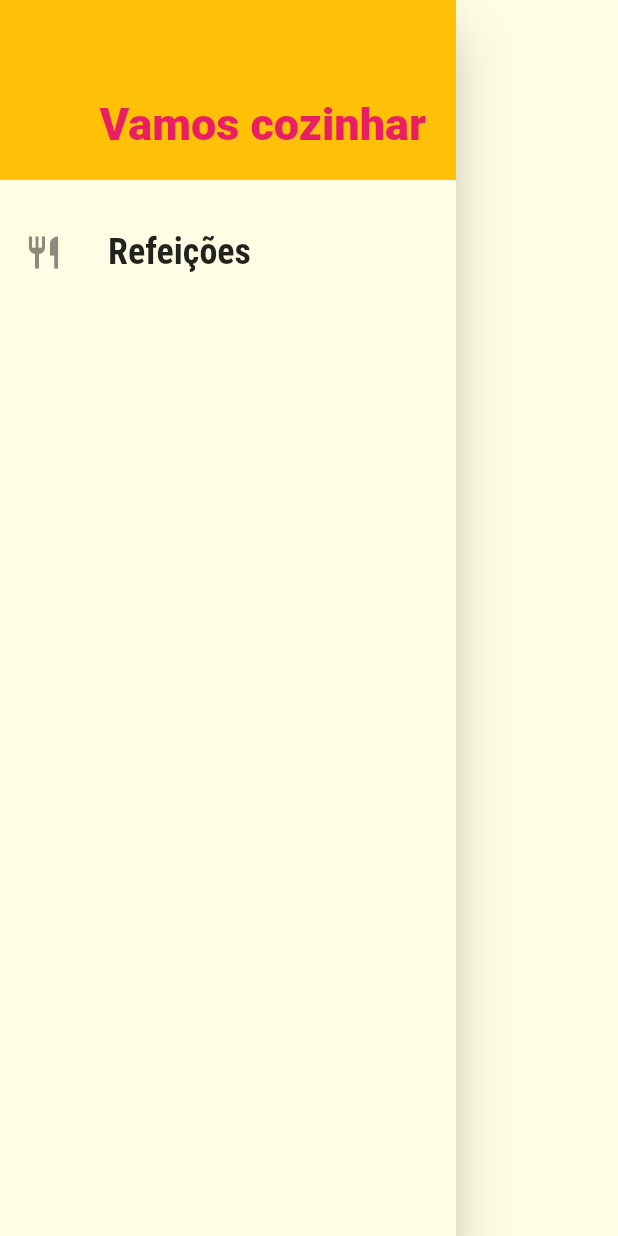
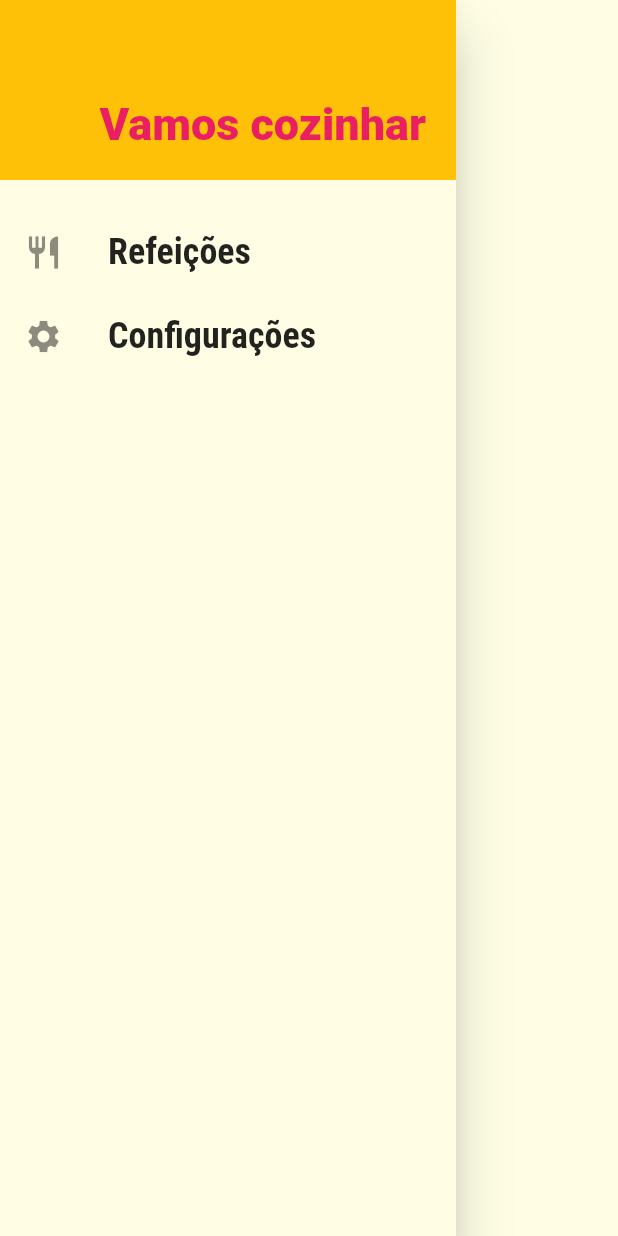
Before and after one commit to Samuel-sys/DartFlutter, a Flutter app: the MainDrawer widget shown alone on an empty page, opened directly, on a phone screen of 412 x 824 dp. Run offline on Flutter 3.47's test engine with Material 2 defaults, Android fonts, the phone set to English and light mode, and no system bars; network calls fail.

Commit message:
Criação da Function que abre a tela do item selecionado no Drawer.
Utilização do pushReplacementNamed para evitar a acumulação de telas uma em cima da outra.

```diff
--- a/Modulo_7/meals/lib/components/main_drawer.dart
+++ b/Modulo_7/meals/lib/components/main_drawer.dart
@@ -1,7 +1,8 @@
 import 'package:flutter/material.dart';
+import 'package:meals/utils/app_routes.dart';
 
 class MainDrawer extends StatelessWidget {
-  Widget _createItem(IconData icon, String label) {
+  Widget _createItem(IconData icon, String label, Function onTap) {
     return ListTile(
       leading: Icon(
         icon,
@@ -15,7 +16,7 @@ class MainDrawer extends StatelessWidget {
           fontWeight: FontWeight.bold,
         ),
       ),
-      onTap: () {},
+      onTap: onTap,
     );
   }
 
@@ -43,7 +44,17 @@ class MainDrawer extends StatelessWidget {
           SizedBox(height: 20),
 
           //item
-          this._createItem(Icons.restaurant, 'Refeições')
+          this._createItem(
+            Icons.restaurant,
+            'Refeições',
+            () => Navigator.of(context).pushReplacementNamed(AppRoutes.HOME),
+          ),
+          this._createItem(
+            Icons.settings,
+            'Configurações',
+            () =>
+                Navigator.of(context).pushReplacementNamed(AppRoutes.SETTINGS),
+          ),
         ],
       ),
     );
--- a/Modulo_7/meals/lib/utils/app_routes.dart
+++ b/Modulo_7/meals/lib/utils/app_routes.dart
@@ -3,4 +3,5 @@ class AppRoutes {
   static const HOME = '/';
   static const CATEGORIES_MEALS = '/categories-meals';
   static const MEAL_DETAILS = '/meal-details';
+  static const SETTINGS = '/settings';
 }
--- a/Modulo_7/meals/lib/utils/routes.dart
+++ b/Modulo_7/meals/lib/utils/routes.dart
@@ -1,3 +1,4 @@
+import 'package:meals/screens/settings_screen.dart';
 import 'package:meals/screens/categories_meals_screen.dart';
 import 'package:meals/screens/meal_detail_screen.dart';
 import 'package:meals/screens/tabs_screen.dart';
@@ -14,4 +15,6 @@ final routesPages = {
   AppRoutes.CATEGORIES_MEALS: (_) => CategoriesMealsScreen(),
 
   AppRoutes.MEAL_DETAILS: (_) => MealDetailsScreen(),
+
+  AppRoutes.SETTINGS: (_) => SettingsScreen(),
 };
```
Also changed, not shown: Modulo_7/meals/lib/screens/settings_screen.dart (added, +18 -0 lines).
